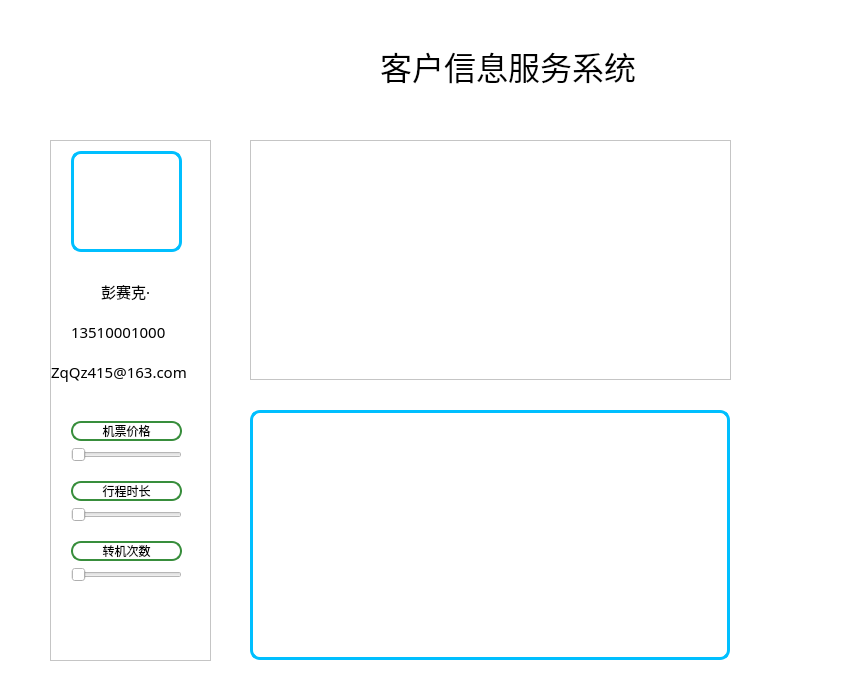
First picture: the form in QT/info.ui, repository psk0404/Flight-Booking-System, before the edit.
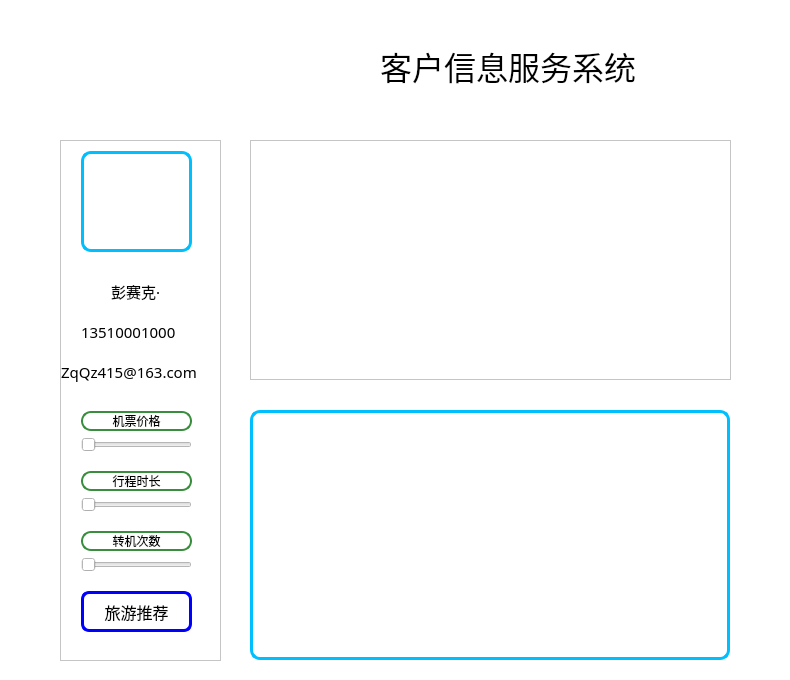
Second picture: the form after the edit. Icons and pictures are not drawn.

Patch:
```diff
--- a/QT/info.ui
+++ b/QT/info.ui
@@ -6,7 +6,7 @@
    <rect>
     <x>0</x>
     <y>0</y>
-    <width>844</width>
+    <width>790</width>
     <height>680</height>
    </rect>
   </property>
@@ -127,7 +127,7 @@
    <widget class="QScrollArea" name="scrollArea_2">
     <property name="geometry">
      <rect>
-      <x>50</x>
+      <x>60</x>
       <y>140</y>
       <width>161</width>
       <height>521</height>
@@ -260,7 +260,7 @@
       <property name="geometry">
        <rect>
         <x>20</x>
-        <y>340</y>
+        <y>330</y>
         <width>111</width>
         <height>41</height>
        </rect>
@@ -298,7 +298,7 @@
       <property name="geometry">
        <rect>
         <x>20</x>
-        <y>400</y>
+        <y>390</y>
         <width>111</width>
         <height>41</height>
        </rect>
@@ -332,11 +332,11 @@
        </item>
       </layout>
      </widget>
-     <widget class="QWidget" name="">
+     <widget class="QWidget" name="layoutWidget">
       <property name="geometry">
        <rect>
         <x>20</x>
-        <y>280</y>
+        <y>270</y>
         <width>111</width>
         <height>41</height>
        </rect>
@@ -370,6 +370,37 @@
        </item>
       </layout>
      </widget>
+     <widget class="QPushButton" name="pushButton">
+      <property name="geometry">
+       <rect>
+        <x>20</x>
+        <y>450</y>
+        <width>111</width>
+        <height>41</height>
+       </rect>
+      </property>
+      <property name="styleSheet">
+       <string notr="true">QPushButton {
+                border: 3px solid blue;   
+                background-color: white;    
+               font-family: '华文中宋'; 
+               font-size: 16px;
+                padding: 2px 2px;         
+                border-radius: 8px;        
+            }
+            QPushButton:hover {
+                background-color: lightblue;  /* 悬浮时背景变为浅蓝色 */
+            }
+            QPushButton:pressed {
+                background-color: blue;      /* 按下时背景变为蓝色 */
+                color: white;                 /* 按下时文字颜色变为白色 */
+            }
+</string>
+      </property>
+      <property name="text">
+       <string>旅游推荐</string>
+      </property>
+     </widget>
     </widget>
    </widget>
    <zorder>scrollArea_2</zorder>
```
Left out of the diff: 2 changed lines with no effect on the pictures.
